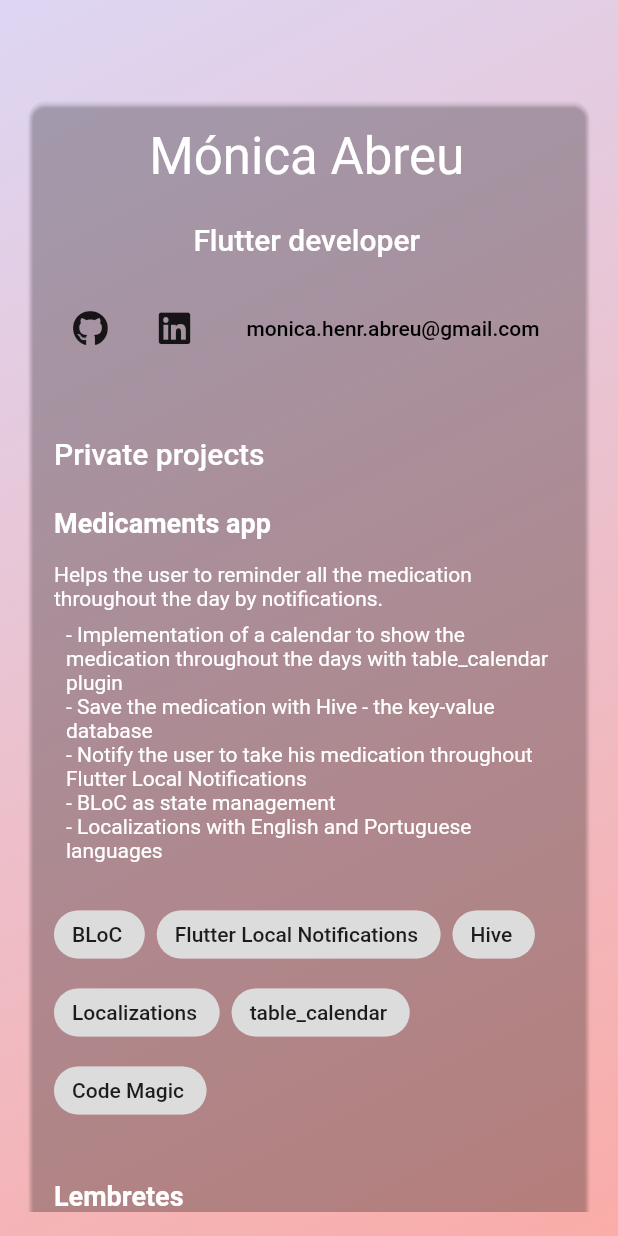
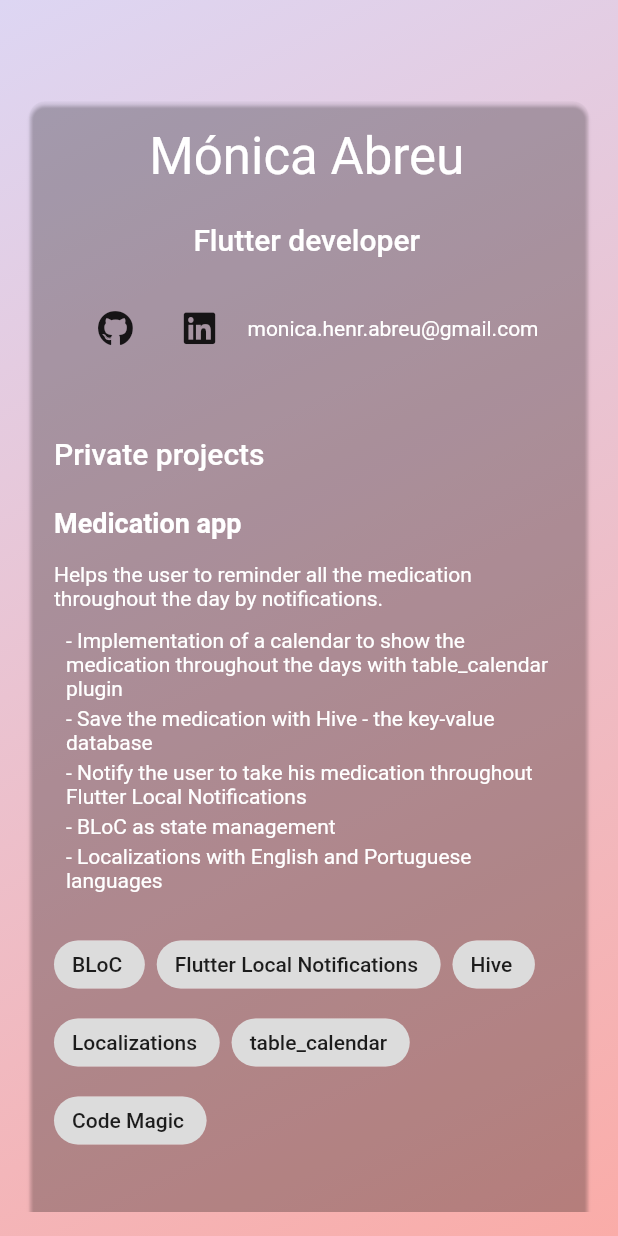
Before and after one commit to monicahenrabreu/my_page, a Flutter app: the screen it shows after launch, on a phone screen of 412 x 824 dp. Run offline on Flutter 3.47's test engine with Material 2 defaults, Android fonts, the phone set to English and light mode, and no system bars; our stand-ins replace font_awesome_flutter.

Commit message:
fix: improvements added

```diff
--- a/lib/configs/constants.dart
+++ b/lib/configs/constants.dart
@@ -14,7 +14,7 @@ class Constants {
       query: 'subject=Default Subject&body=Default body').toString();
 
   static Project medicationApp = Project(
-    title: 'Medicaments app',
+    title: 'Medication app',
     description:
         'Helps the user to reminder all the medication throughout the day by notifications.',
     functionalities: [
@@ -32,9 +32,10 @@ class Constants {
       'table_calendar',
       'Code Magic'
     ],
+    uri: gitHubMedicamentionApp,
   );
 
-  static Project reminders = Project(
+  static Project lembretes = Project(
     title: 'Lembretes',
     description: 'Where the user can save and see his reminders.',
     functionalities: [
@@ -44,7 +45,8 @@ class Constants {
       'Localizations with English and Portuguese languages'
     ],
     tags: ['Provider', 'sqflite', 'Localizations', 'Theme'],
+    uri: gitHubLembretes,
   );
 
-  static List<Project> privateProjects = [medicationApp, reminders];
+  static List<Project> privateProjects = [medicationApp, lembretes];
 }
--- a/lib/data/models/project.dart
+++ b/lib/data/models/project.dart
@@ -3,10 +3,12 @@ class Project {
   final String description;
   final List<String> functionalities;
   final List<String> tags;
+  final String uri;
 
   Project(
       {required this.title,
       required this.description,
       required this.functionalities,
-      required this.tags});
+      required this.tags,
+      required this.uri});
 }
--- a/lib/ui/screens/home_page/home_page.dart
+++ b/lib/ui/screens/home_page/home_page.dart
@@ -47,6 +47,12 @@ class _HomePageState extends State<HomePage> {
                       PrivateProjects(
                         projects: Constants.privateProjects,
                       ),
+                      const SizedBox(
+                        height: 48,
+                      ),
+                      const Text(
+                        'made by me with Flutter',
+                      ),
                     ],
                   ),
                 )),
--- a/lib/ui/widgets/private_project.dart
+++ b/lib/ui/widgets/private_project.dart
@@ -1,7 +1,6 @@
 import 'package:flutter/material.dart';
-import 'package:my_page/configs/constants.dart';
 import 'package:my_page/data/models/project.dart';
-import 'package:url_launcher/url_launcher.dart';
+import 'package:my_page/ui/widgets/text_link.dart';
 
 class PrivateProject extends StatelessWidget {
   const PrivateProject({Key? key, required this.project}) : super(key: key);
@@ -13,12 +12,11 @@ class PrivateProject extends StatelessWidget {
     return Column(
       crossAxisAlignment: CrossAxisAlignment.start,
       children: [
-        InkWell(
-          child: SelectableText(
-            project.title,
-            style: const TextStyle(fontWeight: FontWeight.bold, fontSize: 18),
-          ),
-          onTap: () => launch(Constants.gitHubMedicamentionApp),
+        TextLink(
+          title: project.title,
+          uri: project.uri,
+          fontSize: 18,
+          fontWeight: FontWeight.bold,
         ),
         const SizedBox(
           height: 16,
@@ -29,11 +27,13 @@ class PrivateProject extends StatelessWidget {
         ),
         Padding(
           padding: const EdgeInsets.only(left: 8),
-          child: Column(
-              crossAxisAlignment: CrossAxisAlignment.start,
-              children: [
+          child:
+              Column(crossAxisAlignment: CrossAxisAlignment.start, children: [
             for (var functionality in project.functionalities)
-              SelectableText('- $functionality'),
+              Padding(
+                padding: const EdgeInsets.only(top: 4.0),
+                child: SelectableText('- $functionality'),
+              ),
           ]),
         ),
         const SizedBox(
--- a/lib/ui/widgets/social_media_space.dart
+++ b/lib/ui/widgets/social_media_space.dart
@@ -1,10 +1,8 @@
-import 'dart:html';
-
 import 'package:flutter/material.dart';
 import 'package:font_awesome_flutter/font_awesome_flutter.dart';
 import 'package:my_page/configs/constants.dart';
 import 'package:my_page/ui/widgets/social_media_button.dart';
-import 'package:my_page/utils/utils.dart';
+import 'package:my_page/ui/widgets/text_link.dart';
 
 class SocialMediaSpace extends StatelessWidget {
   const SocialMediaSpace({Key? key}) : super(key: key);
@@ -24,13 +22,7 @@ class SocialMediaSpace extends StatelessWidget {
         const SizedBox(
           width: 8,
         ),
-        MaterialButton(
-          child: const Text(
-            'monica.henr.abreu@gmail.com',
-            style: TextStyle(color: Colors.black),
-          ),
-          onPressed: () => launchURL(Constants.email),
-        )
+        TextLink(title: 'monica.henr.abreu@gmail.com', uri: Constants.email)
       ],
     );
   }
--- /dev/null
+++ b/lib/ui/widgets/text_link.dart
@@ -0,0 +1,46 @@
+import 'package:flutter/material.dart';
+import 'package:url_launcher/url_launcher.dart';
+
+class TextLink extends StatefulWidget {
+  const TextLink({Key? key, required this.title, required this.uri, this.fontSize, this.fontWeight}) : super(key: key);
+
+  final String title;
+  final String uri;
+  final double? fontSize;
+  final FontWeight? fontWeight;
+
+  @override
+  State<TextLink> createState() => _TextLinkState();
+}
+
+class _TextLinkState extends State<TextLink> {
+  late bool isHover;
+
+  @override
+  void initState() {
+    isHover = false;
+    super.initState();
+  }
+
+  @override
+  Widget build(BuildContext context) {
+    return InkWell(
+      child: Text(
+        widget.title,
+        style: TextStyle(
+            fontWeight: widget.fontWeight ?? FontWeight.normal,
+            fontSize: widget.fontSize ?? 14,
+            decoration:
+                isHover ? TextDecoration.underline : TextDecoration.none),
+      ),
+      onTap: () => launch(widget.uri),
+      onHover: _onHover,
+    );
+  }
+
+  _onHover(bool isOnHover) {
+    setState(() {
+      isHover = isOnHover;
+    });
+  }
+}
```
